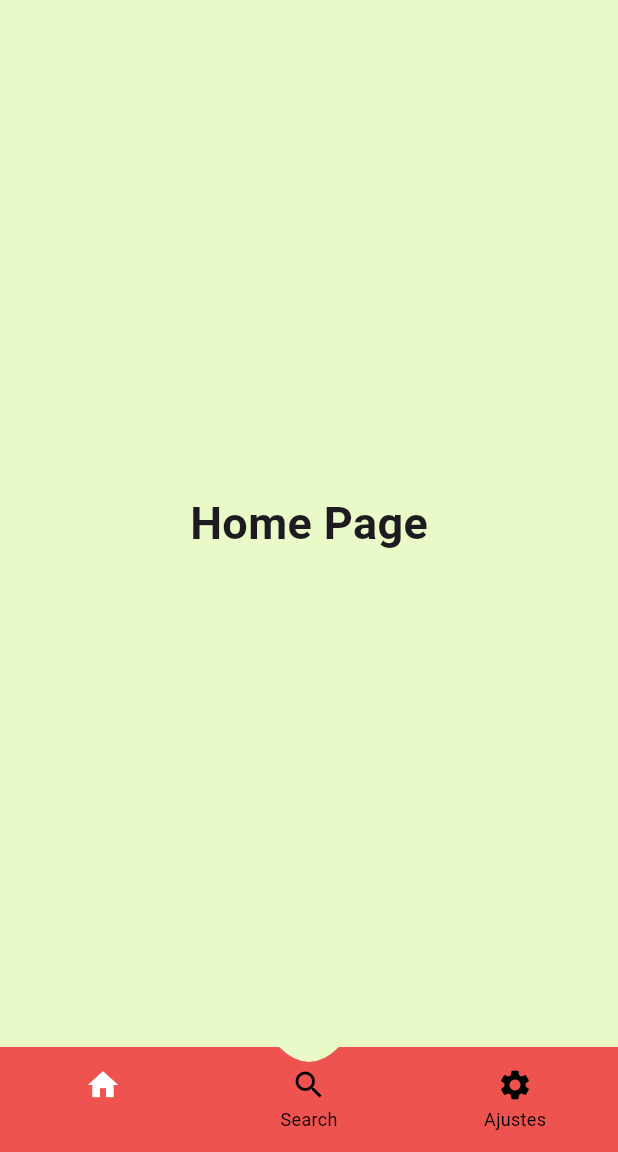
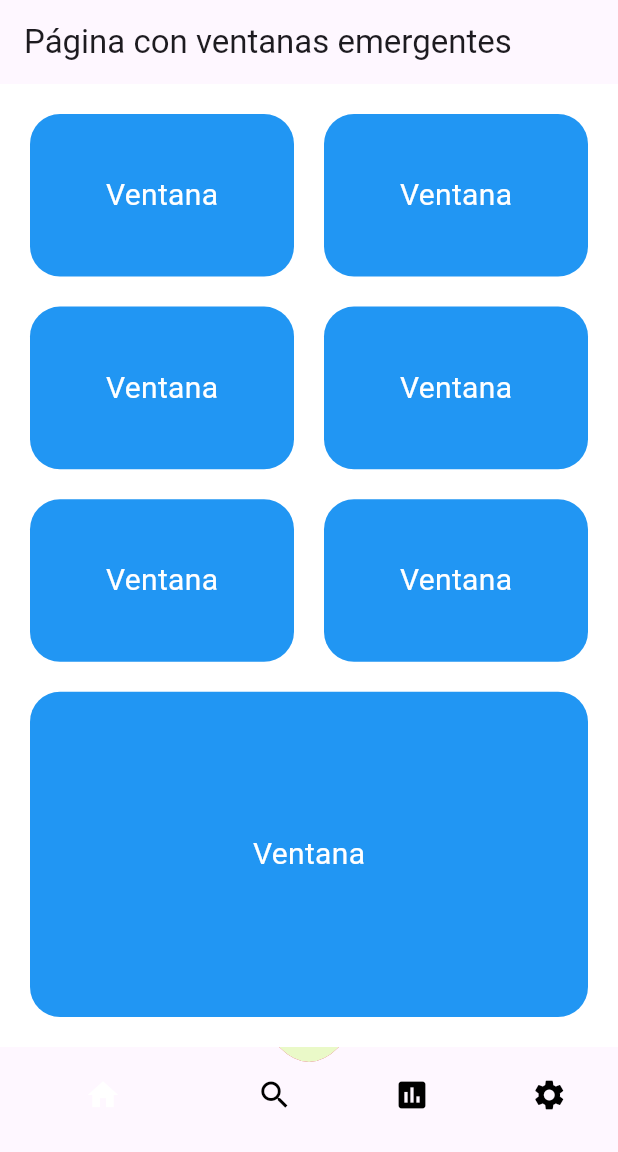
Before and after one commit to ripleyos/ProyectoGimnasio, a Flutter app: the screen it shows after launch, on a phone screen of 412 x 824 dp, the part 84-1236 px from its top. Run offline on Flutter 3.47's test engine with Material 3 defaults, Android fonts, the phone set to English and light mode, and no system bars; our stand-ins replace flutter_map, flutter_secure_storage, latlong2; statements that could not run were skipped.

Commit message:
Practicamente esta hecho, falta embellecer los HUDs y la funcionalidad de las reservas

```diff
--- a/trabajologinflutter/lib/Pages/main_page.dart
+++ b/trabajologinflutter/lib/Pages/main_page.dart
@@ -1,5 +1,6 @@
 import 'package:flutter/material.dart';
 import 'package:trabajologinflutter/Pages/SettingsPage.dart';
+import 'package:trabajologinflutter/Pages/pagina_principal.dart';
 
 class MainPage extends StatefulWidget {
   @override
@@ -9,47 +10,28 @@ class MainPage extends StatefulWidget {
 class _MainPageState extends State<MainPage> {
   int _selectedIndex = 0;
 
-  static const List<Widget> _widgetOptions = <Widget>[
-    Text(
-      'Home Page',
-      style: TextStyle(fontSize: 30, fontWeight: FontWeight.bold),
-    ),
-    Text(
-      'Search Page',
-      style: TextStyle(fontSize: 30, fontWeight: FontWeight.bold),
-    ),
-    Text(
-      'Settings Page',
-      style: TextStyle(fontSize: 30, fontWeight: FontWeight.bold),
-    ),
+  static List<Widget> _widgetOptions = <Widget>[
+    PaginaPrincipal(),
+    Text('Search Page'),
+    Text('Estadísticas'), // Placeholder para la página de estadísticas
+    SettingsPage(),
   ];
-
-  void _onItemTapped(int index) {
-    if (index == 2) {
-      Navigator.push(
-        context,
-        MaterialPageRoute(builder: (context) => SettingsPage()),
-      );
-    } else {
-      setState(() {
-        _selectedIndex = index;
-      });
-    }
-  }
 
   @override
   Widget build(BuildContext context) {
     return Scaffold(
       appBar: AppBar(
         title: Text('Main Page'),
-        backgroundColor: Color(0xFFB71C1C), // Rojo oscuro
+        backgroundColor: Color(0xFFB71C1C),
       ),
-      body: Center(
-        child: _widgetOptions.elementAt(_selectedIndex),
-      ),
+      body: _widgetOptions.elementAt(_selectedIndex),
       bottomNavigationBar: CurvedNavigationBar(
         currentIndex: _selectedIndex,
-        onTap: _onItemTapped,
+        onTap: (index) {
+          setState(() {
+            _selectedIndex = index;
+          });
+        },
       ),
     );
   }
@@ -67,11 +49,11 @@ class CurvedNavigationBar extends StatelessWidget {
   @override
   Widget build(BuildContext context) {
     return ClipPath(
-      clipper: CurvedNavClipper(), // ClipPath con forma curva
+      clipper: CurvedNavClipper(),
       child: Container(
-        height: 70, // Altura ajustable para estética
+        height: 70,
         decoration: BoxDecoration(
-          color: Color(0xFFEF5350), // Rojo claro
+          color: Color(0xFFEF5350),
           boxShadow: [
             BoxShadow(
               color: Colors.black26,
@@ -91,6 +73,10 @@ class CurvedNavigationBar extends StatelessWidget {
               label: 'Search',
             ),
             BottomNavigationBarItem(
+              icon: Icon(Icons.insert_chart),
+              label: 'Estadísticas',
+            ), // Icono de estadísticas
+            BottomNavigationBarItem(
               icon: Icon(Icons.settings),
               label: 'Ajustes',
             ),
@@ -99,7 +85,7 @@ class CurvedNavigationBar extends StatelessWidget {
           selectedItemColor: Colors.white,
           unselectedItemColor: Colors.black,
           onTap: onTap,
-          backgroundColor: Colors.transparent, // Para el efecto de borde
+          backgroundColor: Colors.transparent,
           elevation: 0,
           showSelectedLabels: false,
         ),
@@ -114,7 +100,6 @@ class CurvedNavClipper extends CustomClipper<Path> {
     Path path = Path();
     double curveHeight = 20;
 
-    // Forma curva con suavidad
     path.lineTo(size.width / 2 - curveHeight, 0);
     path.quadraticBezierTo(
       size.width / 2,
--- /dev/null
+++ b/trabajologinflutter/lib/Pages/pagina_principal.dart
@@ -0,0 +1,143 @@
+import 'package:flutter/material.dart';
+
+class PaginaPrincipal extends StatefulWidget {
+  @override
+  _PaginaPrincipalState createState() => _PaginaPrincipalState();
+}
+
+class _PaginaPrincipalState extends State<PaginaPrincipal> {
+  @override
+  Widget build(BuildContext context) {
+    return MaterialApp(
+      home: Scaffold(
+        appBar: AppBar(
+          title: Text('Página con ventanas emergentes'),
+        ),
+        body: Container(
+          color: Colors.white, // Fondo blanco
+          padding: EdgeInsets.all(20.0),
+          child: Column(
+            crossAxisAlignment: CrossAxisAlignment.stretch,
+            children: [
+              Expanded(
+                child: Row(
+                  mainAxisAlignment: MainAxisAlignment.spaceBetween,
+                  children: [
+                    Flexible(
+                      flex: 1,
+                      child: RoundedBox(
+                        onTap: () {
+                          // Aquí puedes navegar a la página correspondiente
+                          print('Ventana 1');
+                        },
+                      ),
+                    ),
+                    SizedBox(width: 20.0), // Espacio entre las ventanas
+                    Flexible(
+                      flex: 1,
+                      child: RoundedBox(
+                        onTap: () {
+                          // Aquí puedes navegar a la página correspondiente
+                          print('Ventana 2');
+                        },
+                      ),
+                    ),
+                  ],
+                ),
+              ),
+              SizedBox(height: 20.0), // Espacio entre las filas de ventanas
+              Expanded(
+                child: Row(
+                  mainAxisAlignment: MainAxisAlignment.spaceBetween,
+                  children: [
+                    Flexible(
+                      flex: 1,
+                      child: RoundedBox(
+                        onTap: () {
+                          // Aquí puedes navegar a la página correspondiente
+                          print('Ventana 3');
+                        },
+                      ),
+                    ),
+                    SizedBox(width: 20.0), // Espacio entre las ventanas
+                    Flexible(
+                      flex: 1,
+                      child: RoundedBox(
+                        onTap: () {
+                          // Aquí puedes navegar a la página correspondiente
+                          print('Ventana 4');
+                        },
+                      ),
+                    ),
+                  ],
+                ),
+              ),
+              SizedBox(height: 20.0), // Espacio entre las filas de ventanas
+              Expanded(
+                child: Row(
+                  mainAxisAlignment: MainAxisAlignment.spaceBetween,
+                  children: [
+                    Flexible(
+                      flex: 1,
+                      child: RoundedBox(
+                        onTap: () {
+                          // Aquí puedes navegar a la página correspondiente
+                          print('Ventana 5');
+                        },
+                      ),
+                    ),
+                    SizedBox(width: 20.0), // Espacio entre las ventanas
+                    Flexible(
+                      flex: 1,
+                      child: RoundedBox(
+                        onTap: () {
+                          // Aquí puedes navegar a la página correspondiente
+                          print('Ventana 6');
+                        },
+                      ),
+                    ),
+                  ],
+                ),
+              ),
+              SizedBox(height: 20.0), // Espacio entre las filas de ventanas
+              Expanded(
+                flex: 2, // Ocupa el doble de espacio vertical
+                child: RoundedBox(
+                  onTap: () {
+                    // Aquí puedes navegar a la página correspondiente
+                    print('Ventana 7');
+                  },
+                ),
+              ),
+            ],
+          ),
+        ),
+      ),
+    );
+  }
+}
+
+class RoundedBox extends StatelessWidget {
+  final VoidCallback? onTap;
+
+  const RoundedBox({Key? key, this.onTap}) : super(key: key);
+
+  @override
+  Widget build(BuildContext context) {
+    return GestureDetector(
+      onTap: onTap,
+      child: Container(
+        decoration: BoxDecoration(
+          color: Colors.blue, // Color de fondo de las ventanas
+          borderRadius: BorderRadius.circular(20.0), // Bordes redondos
+        ),
+        child: Center(
+          child: Text(
+            'Ventana',
+            style: TextStyle(color: Colors.white, fontSize: 20.0),
+          ),
+        ),
+      ),
+    );
+  }
+}
```
Also changed, not shown: trabajologinflutter/lib/Pages/mapa_page.dart (+76 -0 lines), trabajologinflutter/lib/images/1.png (added), trabajologinflutter/lib/images/2.png (added), trabajologinflutter/lib/images/3.png (added), trabajologinflutter/lib/images/4.png (added), trabajologinflutter/lib/images/5.png (added), trabajologinflutter/lib/images/pubspec.lock (added), 5 other files.
